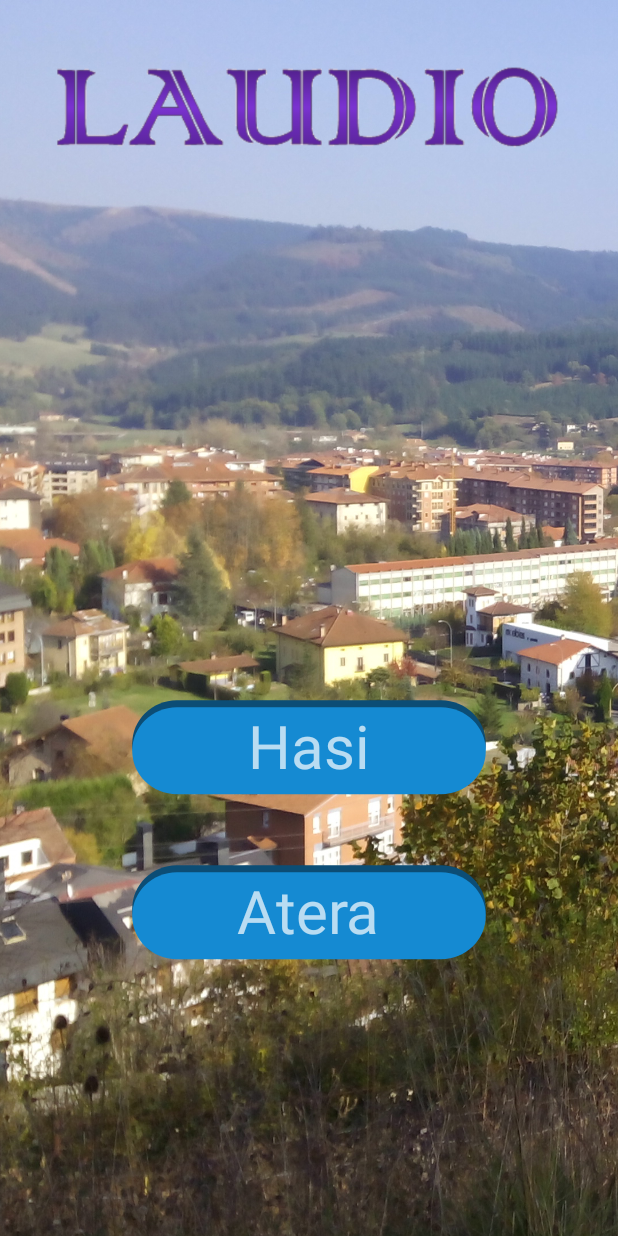
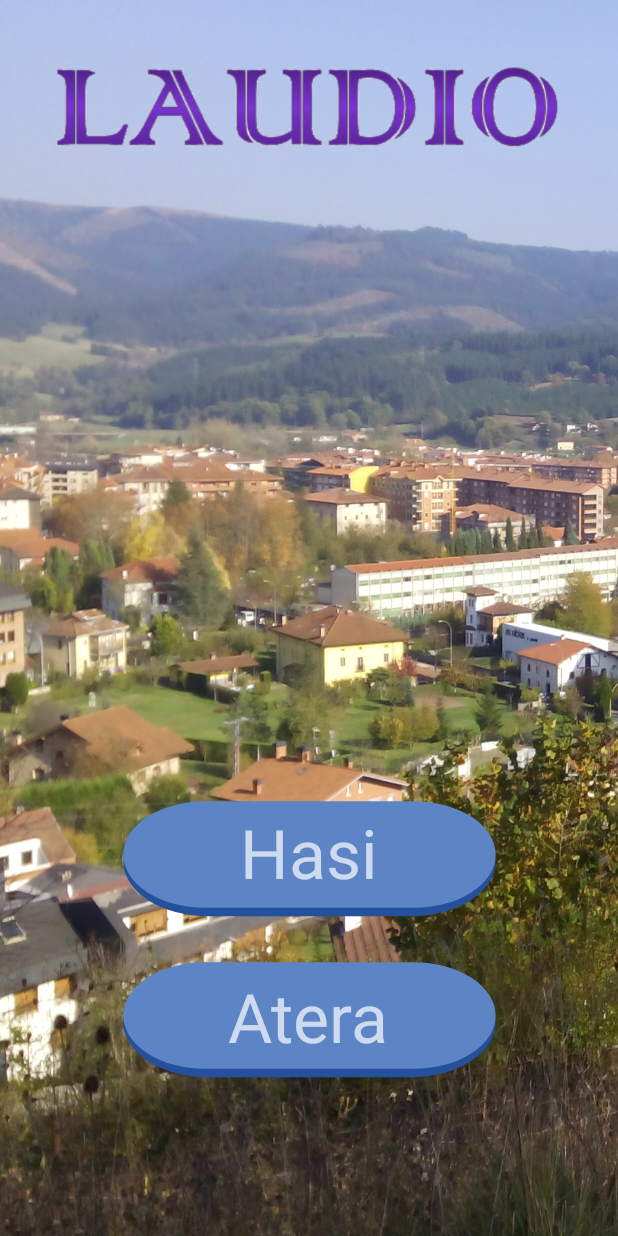
Before and after one commit to Marck-G/LaudioApp, an Android app: the screen it shows after launch (MainActivity), on a phone screen of 412 x 824 dp. Run offline under Robolectric (Android 15) with nearby library versions, the phone set to English and light mode, and no system bars.

Commit message:
Cambio en los botones de la main y la fuente del titulo principal.

```diff
--- a/app/src/main/java/com/dev/mohawk/laudioapp/MainActivity.java
+++ b/app/src/main/java/com/dev/mohawk/laudioapp/MainActivity.java
@@ -1,27 +1,76 @@
 package com.dev.mohawk.laudioapp;
 
+import android.annotation.SuppressLint;
 import android.content.Intent;
+import android.os.Build;
+import android.support.annotation.RequiresApi;
 import android.support.v7.app.AppCompatActivity;
 import android.os.Bundle;
+import android.view.MotionEvent;
 import android.view.View;
 import android.view.WindowManager;
+import android.widget.ImageView;
+import android.view.View.OnTouchListener;
 
 public class MainActivity extends AppCompatActivity {
 
-    @Override
-    protected void onCreate( Bundle savedInstanceState ) {
+    private ImageView botonhasi;
+    private ImageView botonatera;
+
+    @SuppressLint("ClickableViewAccessibility")
+    protected void onCreate(Bundle savedInstanceState ) {
         super.onCreate( savedInstanceState );
         setContentView( R.layout.activity_main );
         getWindow().setFlags(WindowManager.LayoutParams.FLAG_FULLSCREEN, WindowManager.LayoutParams.FLAG_FULLSCREEN);
+        botonhasi = findViewById(R.id.botonhasi);
+        botonatera = findViewById(R.id.botonatera);
+
+        /**
+         * LOS DOS LISTENERS SIGUIENTES SON PARA CONTROLAR CUANDO PRESIONAN EL BOTON Y CUANDO LO SUELTAN
+         * AL PRESIONAR LA IMAGEN CAMBIA PARA QUE PAREZCA UNA ANIMACION Y AL SOLTAR LA IMAGEN VUELVE A CAMBIAR
+         * Y SE LLAMA AL METODO CORRESPONDIENTE
+         */
+        botonhasi.setOnTouchListener(new OnTouchListener() {
+
+            @RequiresApi(api = Build.VERSION_CODES.LOLLIPOP)
+            public boolean onTouch(View v, MotionEvent event) {
+                int accion = event.getAction();
+                switch (accion){
+                    case MotionEvent.ACTION_DOWN:
+                        botonhasi.setImageDrawable(getDrawable(R.drawable.ic_btn2hover));
+                        break;
+                    case MotionEvent.ACTION_UP:
+                        botonhasi.setImageDrawable(getDrawable(R.drawable.ic_btn2));
+                        lanzarMapa(v);
+                        break;
+                }
+                return true;
+            }
+        });
+        botonatera.setOnTouchListener(new OnTouchListener() {
+            @RequiresApi(api = Build.VERSION_CODES.LOLLIPOP)
+            @Override
+            public boolean onTouch(View v, MotionEvent event) {
+                int accion = event.getAction();
+                switch (accion){
+                    case MotionEvent.ACTION_DOWN:
+                        botonatera.setImageDrawable(getDrawable(R.drawable.ic_btn2hover));
+                        break;
+                    case MotionEvent.ACTION_UP:
+                        botonatera.setImageDrawable(getDrawable(R.drawable.ic_btn2));
+                        cerrarApp(v);
+                        break;
+                }
+                return true;
+            }
+        });
     }
     public void lanzarMapa (View view){
         // LANZAMOS EL MAPA
         Intent intento = new Intent(this,LevelChooser.class);
         startActivity(intento);
     }
-
     public void cerrarApp (View view){
-
         finish();
     }
 }
--- /dev/null
+++ b/app/src/main/res/drawable/ic_btn2.xml
@@ -0,0 +1,16 @@
+<vector xmlns:android="http://schemas.android.com/apk/res/android"
+    android:width="260dp"
+    android:height="90dp"
+    android:viewportWidth="300"
+    android:viewportHeight="160">
+  <path
+      android:pathData="M72.357,15.643L228.357,15.643A65.214,65.214 0,0 1,293.571 80.857L293.571,80.857A65.214,65.214 0,0 1,228.357 146.071L72.357,146.071A65.214,65.214 0,0 1,7.143 80.857L7.143,80.857A65.214,65.214 0,0 1,72.357 15.643z"
+      android:strokeWidth="1.02981603"
+      android:fillColor="#25509b"
+      android:fillAlpha="1"/>
+  <path
+      android:pathData="M70.357,9.714L230.357,9.714A63.214,63.214 0,0 1,293.571 72.929L293.571,72.929A63.214,63.214 0,0 1,230.357 136.143L70.357,136.143A63.214,63.214 0,0 1,7.143 72.929L7.143,72.929A63.214,63.214 0,0 1,70.357 9.714z"
+      android:strokeWidth="1.01390183"
+      android:fillColor="#5d84c5"
+      android:fillAlpha="1"/>
+</vector>
--- /dev/null
+++ b/app/src/main/res/drawable/ic_btn2hover.xml
@@ -0,0 +1,17 @@
+<vector xmlns:android="http://schemas.android.com/apk/res/android"
+    android:width="260dp"
+    android:height="90dp"
+    android:viewportWidth="300"
+    android:viewportHeight="160">
+  <group>
+    <clip-path android:pathData="M0,0h300v160h-300z M 0,0"/>
+    <path
+        android:pathData="M 72.357 15.643 L 228.357 15.643 C 264.35 15.643 293.571 44.864 293.571 80.857 L 293.571 80.857 C 293.571 116.85 264.35 146.071 228.357 146.071 L 72.357 146.071 C 36.364 146.071 7.143 116.85 7.143 80.857 L 7.143 80.857 C 7.143 44.864 36.364 15.643 72.357 15.643 Z"
+        android:fillColor="#84A5DC"
+        android:strokeColor="#00000000"/>
+    <path
+        android:pathData="M 70.357 9.714 L 230.357 9.714 C 265.246 9.714 293.571 38.04 293.571 72.929 L 293.571 72.929 C 293.571 107.817 265.246 136.143 230.357 136.143 L 70.357 136.143 C 35.468 136.143 7.143 107.817 7.143 72.929 L 7.143 72.929 C 7.143 38.04 35.468 9.714 70.357 9.714 Z"
+        android:fillColor="#B5CAEF"
+        android:strokeColor="#00000000"/>
+  </group>
+</vector>
--- a/app/src/main/res/layout/activity_main.xml
+++ b/app/src/main/res/layout/activity_main.xml
@@ -19,35 +19,37 @@
         android:id="@+id/botonhasi"
         android:layout_width="wrap_content"
         android:layout_height="wrap_content"
+        android:layout_alignParentBottom="true"
         android:layout_centerHorizontal="true"
-        android:layout_marginTop="400dp"
-        android:src="@drawable/ic_botonmain"
-        android:onClick="lanzarMapa"/>
+        android:layout_marginBottom="205dp"
+        android:src="@drawable/ic_btn2" />
 
     <ImageView
         android:id="@+id/botonatera"
         android:layout_width="wrap_content"
         android:layout_height="wrap_content"
+        android:layout_alignParentBottom="true"
         android:layout_centerHorizontal="true"
-        android:layout_marginTop="510dp"
-        android:src="@drawable/ic_botonmain"
-        android:onClick="cerrarApp"/>
+        android:layout_marginBottom="98dp"
+        android:src="@drawable/ic_btn2" />
 
     <TextView
         android:layout_width="wrap_content"
         android:layout_height="wrap_content"
+        android:layout_alignParentBottom="true"
         android:layout_centerHorizontal="true"
-        android:layout_marginTop="470dp"
+        android:layout_marginBottom="225dp"
         android:text="@string/main.botonhasi"
-        android:textSize="40dp" />
+        android:textSize="45dp" />
 
     <TextView
         android:layout_width="wrap_content"
         android:layout_height="wrap_content"
+        android:layout_alignParentBottom="true"
         android:layout_centerHorizontal="true"
-        android:layout_marginTop="580dp"
+        android:layout_marginBottom="116dp"
         android:text="@string/main.botonatera"
-        android:textSize="40dp" />
+        android:textSize="45dp" />
 
 
 </RelativeLayout>
--- a/app/src/main/res/layout/activity_splash.xml
+++ b/app/src/main/res/layout/activity_splash.xml
@@ -18,6 +18,7 @@
             android:layout_height="wrap_content"
             android:text="@string/inicio"
             android:textColor="#FFFF"
+            android:fontFamily="@font/american_uncial_normal"
             android:textSize="50dp" />
         <ImageView
             android:layout_width="wrap_content"
--- a/app/src/main/res/values/strings.xml
+++ b/app/src/main/res/values/strings.xml
@@ -12,4 +12,10 @@
     <string name="l.jauregia">Katuxa Jauregia</string>
     <string name="l.lantegia">Zeramikako lantegia</string>
     <string name="l.cruz">Santa Cruz</string>
+    <string name="textoIni">Ea asmatzen dusuen argazki honetan agertzen den zatia zein eraikinarekin bat</string>
+    <string name="textoMal">Ui! Kontuz! Ez diozue erantzun zuzenari eman! Saiatu berriro</string>
+    <string name="textoBien">Oso ondo! Oso azkarrak zarete gero!</string>
+    <string name="respMal1">SUHILTZAILEEN EGOITZA</string>
+    <string name="respMal2">INSTITUKO EGOITZA</string>
+    <string name="respBien">LAMUZAKO ELIZA</string>
 </resources>
```
Also changed, not shown: app/src/main/java/com/dev/mohawk/laudioapp/LevelChooser.java (+11 -4 lines), app/src/main/res/font/american_uncial_normal.ttf (added).
